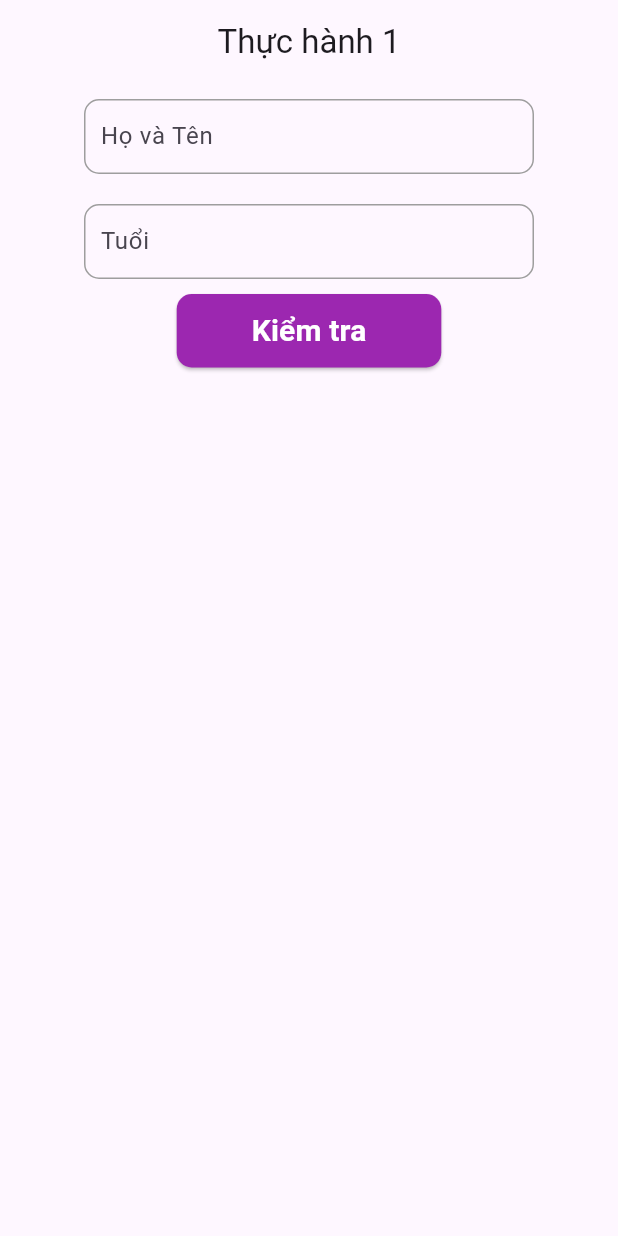
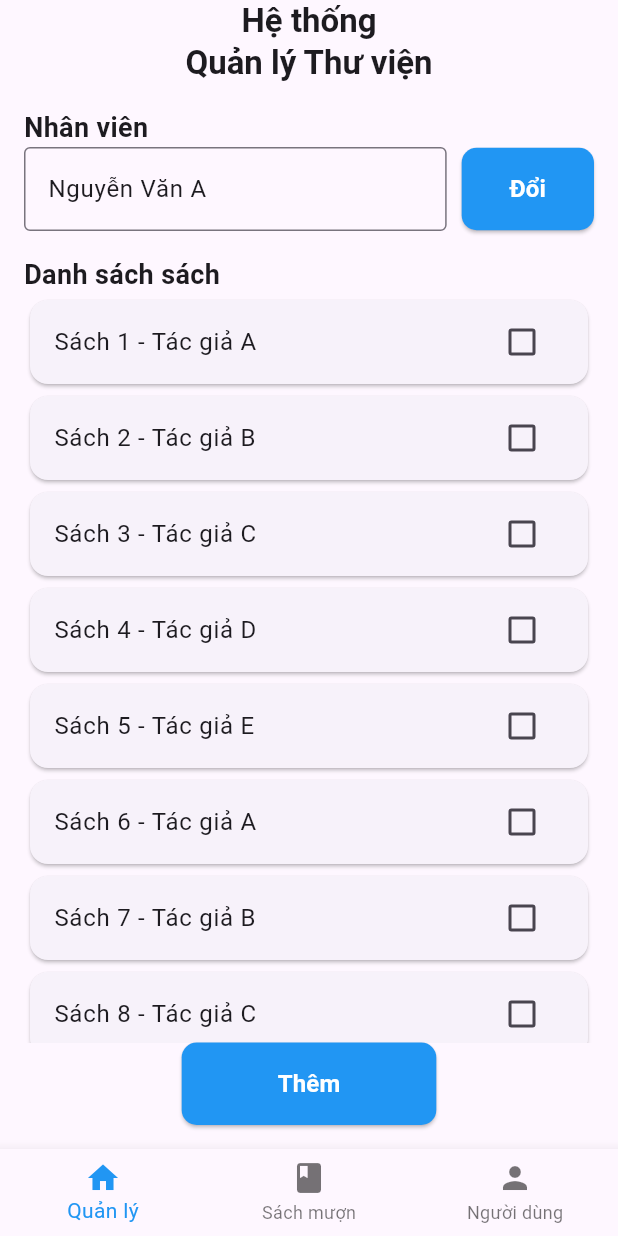
Before and after one commit to bangnguyen2264/laptrinh_tbdd, a Flutter app: the screen it shows after launch, on a phone screen of 412 x 824 dp. Run offline on Flutter 3.47's test engine with Material 3 defaults, Android fonts, the phone set to English and light mode, and no system bars.

Commit message:
Thêm bài quản lý thư viên

```diff
--- /dev/null
+++ b/Source code/baitap_laptrinhtbdd/lib/baitap_tuan_2/baitap_tuan_2.dart
@@ -0,0 +1,264 @@
+import 'package:baitap_laptrinhtbdd/baitap_tuan_2/data.dart';
+import 'package:baitap_laptrinhtbdd/baitap_tuan_2/model.dart';
+import 'package:flutter/material.dart';
+
+class BaitapTuan2 extends StatefulWidget {
+  const BaitapTuan2({super.key});
+
+  @override
+  State<BaitapTuan2> createState() => _BaitapTuan2State();
+}
+
+class _BaitapTuan2State extends State<BaitapTuan2> {
+  int _selectedIndex = 0;
+
+  void _onItemTapped(int index) => setState(() => _selectedIndex = index);
+
+  final List<Widget> _screens = [
+    const ManagementScreen(),
+    const BorrowedBooksScreen(),
+    const UserScreen(),
+  ];
+
+  @override
+  Widget build(BuildContext context) {
+    return Scaffold(
+      appBar: AppBar(
+        title: const Text(
+          'Hệ thống\nQuản lý Thư viện',
+          style: TextStyle(fontWeight: FontWeight.bold),
+          textAlign: TextAlign.center,
+        ),
+        centerTitle: true,
+      ),
+      body: _screens[_selectedIndex],
+      bottomNavigationBar: _buildBottomNavigationBar(),
+    );
+  }
+
+  Widget _buildBottomNavigationBar() {
+    return BottomNavigationBar(
+      items: const [
+        BottomNavigationBarItem(icon: Icon(Icons.home), label: 'Quản lý'),
+        BottomNavigationBarItem(icon: Icon(Icons.book), label: 'Sách mượn'),
+        BottomNavigationBarItem(icon: Icon(Icons.person), label: 'Người dùng'),
+      ],
+      currentIndex: _selectedIndex,
+      selectedItemColor: Colors.blue,
+      onTap: _onItemTapped,
+    );
+  }
+}
+
+class ManagementScreen extends StatefulWidget {
+  const ManagementScreen({super.key});
+
+  @override
+  State<ManagementScreen> createState() => _ManagementScreenState();
+}
+
+class _ManagementScreenState extends State<ManagementScreen> {
+  final TextEditingController _employeeController = TextEditingController();
+  final List<Book> books = mockBooks;
+  final List<User> users = mockUsers;
+
+  @override
+  void initState() {
+    super.initState();
+    _employeeController.text = users.first.name;
+  }
+
+  void _changeEmployee(String value) {
+    if (users.any((user) => user.name == value)) {
+      setState(() {
+        _employeeController.text = value;
+      });
+    } else {
+      ScaffoldMessenger.of(context).showSnackBar(
+        const SnackBar(
+            content: Text("Nhân viên không tồn tại trong danh sách.")),
+      );
+    }
+  }
+
+  void _toggleBookSelection(int index) => setState(() {
+        books[index].isBorrowed = !books[index].isBorrowed;
+      });
+
+  void _addBooks() {
+    final selectedBooks = books
+        .where((book) => book.isBorrowed)
+        .map((book) => book.title)
+        .toList();
+    if (selectedBooks.isNotEmpty) {
+      ScaffoldMessenger.of(context).showSnackBar(
+        SnackBar(content: Text("Đã thêm: ${selectedBooks.join(", ")}")),
+      );
+    }
+  }
+
+  @override
+  Widget build(BuildContext context) {
+    return Padding(
+      padding: const EdgeInsets.all(16.0),
+      child: Column(
+        crossAxisAlignment: CrossAxisAlignment.start,
+        children: [
+          _buildTitle("Nhân viên"),
+          Row(
+            spacing: 10,
+            children: [
+              Expanded(
+                child: TextField(
+                  controller: _employeeController,
+                  decoration: const InputDecoration(
+                    border: OutlineInputBorder(),
+                    hintText: "Nhập tên nhân viên",
+                  ),
+                ),
+              ),
+              ElevatedButton(
+                style: ElevatedButton.styleFrom(
+                  shape: RoundedRectangleBorder(
+                      borderRadius: BorderRadius.circular(10)),
+                  backgroundColor: Colors.blue,
+                  padding:
+                      const EdgeInsets.symmetric(horizontal: 32, vertical: 16),
+                ),
+                onPressed: () => _changeEmployee(_employeeController.text),
+                child: const Text(
+                  "Đổi",
+                  style: TextStyle(
+                      fontSize: 16,
+                      color: Colors.white,
+                      fontWeight: FontWeight.bold),
+                ),
+              ),
+            ],
+          ),
+          const SizedBox(height: 16),
+          _buildTitle("Danh sách sách"),
+          Expanded(
+            child: ListView.builder(
+              itemCount: books.length,
+              itemBuilder: (context, index) => Card(
+                child: CheckboxListTile(
+                  activeColor: Colors.red,
+                  checkColor: Colors.white,
+                  title: Text("${books[index].title} - ${books[index].author}"),
+                  value: books[index].isBorrowed,
+                  onChanged: (_) => _toggleBookSelection(index),
+                ),
+              ),
+            ),
+          ),
+          Align(
+            alignment: Alignment.center,
+            child: ElevatedButton(
+              style: ElevatedButton.styleFrom(
+                shape: RoundedRectangleBorder(
+                    borderRadius: BorderRadius.circular(10)),
+                backgroundColor: Colors.blue,
+                padding:
+                    const EdgeInsets.symmetric(horizontal: 64, vertical: 16),
+              ),
+              onPressed: _addBooks,
+              child: const Text(
+                "Thêm",
+                style: TextStyle(
+                    fontSize: 16,
+                    color: Colors.white,
+                    fontWeight: FontWeight.bold),
+              ),
+            ),
+          ),
+        ],
+      ),
+    );
+  }
+
+  Widget _buildTitle(String text) {
+    return Text(text,
+        style: const TextStyle(fontSize: 18, fontWeight: FontWeight.bold));
+  }
+}
+
+class BorrowedBooksScreen extends StatefulWidget {
+  const BorrowedBooksScreen({super.key});
+
+  @override
+  State<BorrowedBooksScreen> createState() => _BorrowedBooksScreenState();
+}
+
+class _BorrowedBooksScreenState extends State<BorrowedBooksScreen> {
+  List<Book> _getBorrowedBooks() {
+    return mockBooks.where((book) => book.isBorrowed).toList();
+  }
+
+  void _returnBook(Book book) {
+    setState(() {
+      book.isBorrowed = false;
+    });
+    ScaffoldMessenger.of(context).showSnackBar(
+      SnackBar(content: Text("Đã trả sách ${book.title}")),
+    );
+  }
+
+  @override
+  Widget build(BuildContext context) {
+    final borrowedBooks = _getBorrowedBooks();
+    return Padding(
+      padding: const EdgeInsets.all(16.0),
+      child: Column(
+        crossAxisAlignment: CrossAxisAlignment.start,
+        children: [
+          const Text("Danh sách sách đã mượn",
+              style: TextStyle(fontSize: 18, fontWeight: FontWeight.bold)),
+          Expanded(
+            child: ListView.builder(
+              itemCount: borrowedBooks.length,
+              itemBuilder: (context, index) => Card(
+                child: ListTile(
+                  title: Text(borrowedBooks[index].title),
+                  subtitle: Text("Tác giả: ${borrowedBooks[index].author}"),
+                  trailing: IconButton(
+                    onPressed: () => _returnBook(borrowedBooks[index]),
+                    icon: Icon(Icons.delete, color: Colors.red),
+                  ),
+                ),
+              ),
+            ),
+          ),
+        ],
+      ),
+    );
+  }
+}
+
+class UserScreen extends StatelessWidget {
+  const UserScreen({super.key});
+
+  @override
+  Widget build(BuildContext context) {
+    return Padding(
+      padding: const EdgeInsets.all(16.0),
+      child: Column(
+        crossAxisAlignment: CrossAxisAlignment.start,
+        children: [
+          const Text("Danh sách người dùng",
+              style: TextStyle(fontSize: 18, fontWeight: FontWeight.bold)),
+          Expanded(
+            child: ListView.builder(
+              itemCount: mockUsers.length,
+              itemBuilder: (context, index) => Card(
+                child: ListTile(
+                  title: Text(mockUsers[index].name),
+                ),
+              ),
+            ),
+          ),
+        ],
+      ),
+    );
+  }
+}
--- /dev/null
+++ b/Source code/baitap_laptrinhtbdd/lib/baitap_tuan_2/data.dart
@@ -0,0 +1,15 @@
+import 'package:baitap_laptrinhtbdd/baitap_tuan_2/model.dart';
+
+final List<Book> mockBooks = List.generate(
+    20,
+    (index) => Book(
+        title: "Sách ${index + 1}",
+        author: "Tác giả ${String.fromCharCode(65 + (index % 5))}"));
+
+final List<User> mockUsers = [
+  User("Nguyễn Văn A"),
+  User("Trần Thị B"),
+  User("Lê Văn C"),
+  User("Phạm Thị D"),
+  User("Đỗ Văn E"),
+];
--- /dev/null
+++ b/Source code/baitap_laptrinhtbdd/lib/baitap_tuan_2/model.dart
@@ -0,0 +1,30 @@
+class Book {
+  String title;
+  String author;
+  bool isBorrowed;
+
+  Book({required this.title, required this.author, this.isBorrowed = false});
+
+  void borrowBook() {
+    if (!isBorrowed) {
+      isBorrowed = true;
+    }
+  }
+}
+
+class Person {
+  String name;
+  Person(this.name);
+}
+
+class User extends Person {
+  List<Book> borrowedBooks = [];
+  User(String name) : super(name);
+
+  void borrow(Book book) {
+    if (!book.isBorrowed) {
+      book.borrowBook();
+      borrowedBooks.add(book);
+    }
+  }
+}
--- a/Source code/baitap_laptrinhtbdd/lib/main.dart
+++ b/Source code/baitap_laptrinhtbdd/lib/main.dart
@@ -1,5 +1,6 @@
-import 'package:baitap_laptrinhtbdd/baitap_tuan_1.dart';
-import 'package:baitap_laptrinhtbdd/thuchanh_1.dart';
+import 'package:baitap_laptrinhtbdd/baitap_tuan_1/baitap_tuan_1.dart';
+import 'package:baitap_laptrinhtbdd/baitap_tuan_2/baitap_tuan_2.dart';
+import 'package:baitap_laptrinhtbdd/baitap_tuan_2/thuchanh_1.dart';
 import 'package:flutter/material.dart';
 
 void main() {
@@ -15,7 +16,7 @@ class MyApp extends StatelessWidget {
     return MaterialApp(
       title: 'Bài tập lập trình thiết bị di động',
       debugShowCheckedModeBanner: false,
-      home: Thuchanh1(),
+      home: BaitapTuan2(),
     );
   }
 }
```
Also changed, not shown: Source code/baitap_laptrinhtbdd/lib/baitap_tuan_1/baitap_tuan_1.dart (renamed from Source code/baitap_laptrinhtbdd/lib/baitap_tuan_1.dart), Source code/baitap_laptrinhtbdd/lib/baitap_tuan_2/thuchanh_1.dart (renamed from Source code/baitap_laptrinhtbdd/lib/thuchanh_1.dart).
